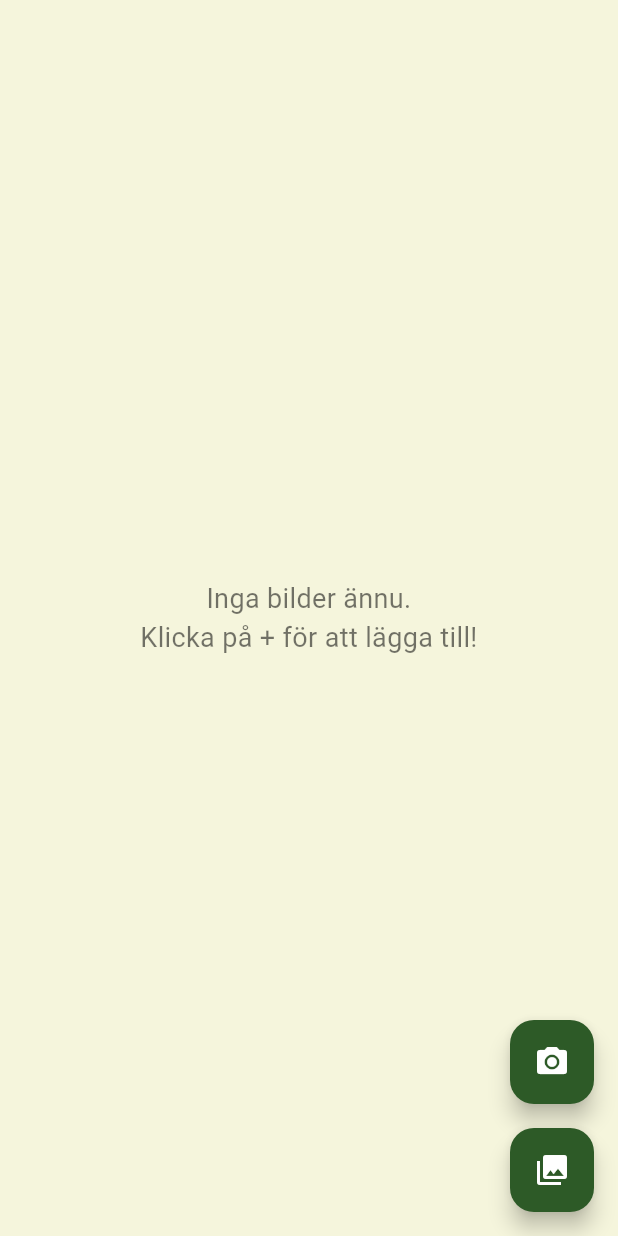
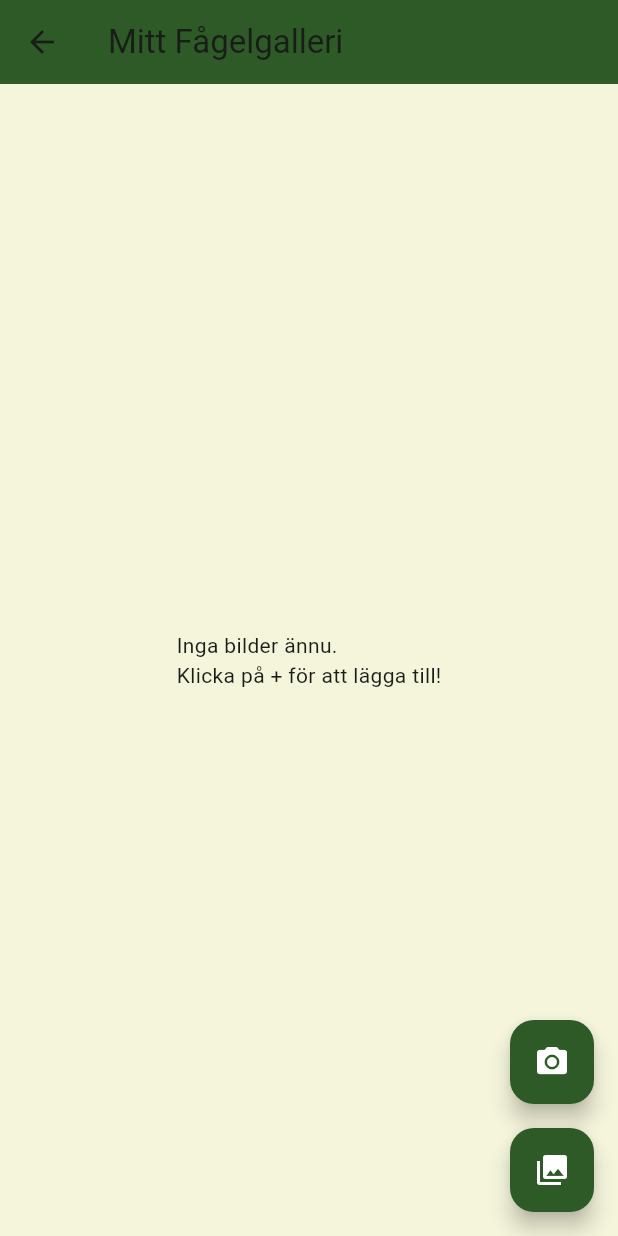
Before and after one commit to buuddaan/WingLog, a Flutter app: the GalleryScreen screen opened directly, after a tap on the "camera alt" icon, on a phone screen of 412 x 824 dp. Run offline on Flutter 3.47's test engine with Material 3 defaults, Android fonts, the phone set to English and light mode, and no system bars; our stand-ins replace audioplayers, camera, google_maps_flutter, image_picker, shared_preferences, web; missing offline and left inert: record; accounts and stored records are empty; network calls fail.

Commit message:
Lagt till mer korrekt galleri med kommunikation mot backend

```diff
--- a/frontend/lib/screens/gallery_screen.dart
+++ b/frontend/lib/screens/gallery_screen.dart
@@ -1,6 +1,25 @@
 import 'dart:io';
 import 'package:flutter/material.dart';
 import 'package:image_picker/image_picker.dart';
+import 'package:http/http.dart' as http;
+import 'dart:convert';
+import 'package:flutter/foundation.dart' show kIsWeb;
+import '../services/token_service.dart';
+
+//enkel modell för att hålla reda på bildens URL och vilken fågelart (mapp) den tillhör
+class BirdPhoto {
+  final String imageUrl;
+  final String birdSpecies;
+
+  BirdPhoto({required this.imageUrl, required this.birdSpecies});
+
+  factory BirdPhoto.fromJson(Map<String, dynamic> json) {
+    return BirdPhoto(
+      imageUrl: json['imageUrl'],
+      birdSpecies: json['birdSpecies'],
+    );
+  }
+}
 
 class GalleryScreen extends StatefulWidget {
   const GalleryScreen({super.key});
@@ -10,91 +29,218 @@ class GalleryScreen extends StatefulWidget {
 }
 
 class _GalleryScreenState extends State<GalleryScreen> {
-  // Lista för att hålla våra valda/tagna bilder temporärt
-  final List<File> _imageFiles = [];
+  // Istället för 'File', sparar nu 'BirdPhoto' objekt som hämtas från databasen
+  List<BirdPhoto> _photos = [];
+  bool _isLoading = true;
 
-  // Instans av image_picker för att prata med telefonens galleri
   final ImagePicker _picker = ImagePicker();
 
-  // --- FUNKTION: Hämta bild från telefonens galleri ---
-  Future<void> _pickImageFromGallery() async {
+  // URL till photo-service via API Gateway
+  final String _baseUrl = 'http://localhost:8080/gateway/photos';
+
+  @override
+  void initState() {
+    super.initState();
+    _fetchPhotos(); // Ladda bilderna direkt när skärmen öppnas
+  }
+
+  // HÄMTA ALLA BILDER FRÅN BACKEND ---
+  Future<void> _fetchPhotos() async {
+    setState(() => _isLoading = true);
     try {
-      final XFile? pickedFile = await _picker.pickImage(
-        source: ImageSource.gallery,
-        imageQuality: 80, // Komprimerar bilden lite för att spara minne
+      final token = await TokenService.getToken();
+      final response = await http.get(
+        Uri.parse('$_baseUrl/my-photos'),
+        headers: {
+          'Authorization': 'Bearer $token',
+          'Content-Type': 'application/json',
+        },
       );
 
-      if (pickedFile != null) {
+      if (response.statusCode == 200) {
+        final List<dynamic> data = jsonDecode(response.body);
         setState(() {
-          _imageFiles.add(File(pickedFile.path));
+          _photos = data.map((json) => BirdPhoto.fromJson(json)).toList();
         });
-
-        // TODO för framtiden:
-        // Här kan du skicka bilden till din Spring Boot 'photo-service' via ett http.post-anrop!
+      } else {
+        debugPrint("Kunde inte hämta bilder. Status: ${response.statusCode}");
       }
     } catch (e) {
-      debugPrint("Ett fel uppstod när bilden skulle hämtas: $e");
+      debugPrint("Fel vid hämtning av bilder: $e");
+    } finally {
+      setState(() => _isLoading = false);
     }
   }
 
-  // --- FUNKTION: Hämta bild från kameran direkt (Extra) ---
-  Future<void> _takePicture() async {
-    try {
-      final XFile? photo = await _picker.pickImage(
-        source: ImageSource.camera,
-        imageQuality: 80,
+  // LADDA UPP EN BILD TILL BACKEND ---
+  Future<void> _uploadPhoto(String imagePath, String species) async {
+    // Visa en laddningsindikator medan bilden skickas
+    ScaffoldMessenger.of(context).showSnackBar(
+      const SnackBar(content: Text('Laddar upp bild...')),
     );
 
-      if (photo != null) {
-        setState(() {
-          _imageFiles.add(File(photo.path));
-        });
+    try {
+      final token = await TokenService.getToken();
+      var request = http.MultipartRequest('POST', Uri.parse('$_baseUrl/upload'));
+
+      // Lägg till token för säkerhet?
+      request.headers['Authorization'] = 'Bearer $token';
+
+      // Bifoga "mapp-namnet" (fågelarten) som text
+      request.fields['birdSpecies'] = species;
+
+      // Bifoga själva bildfilen (Koden skiljer sig lite för Web vs Mac/Mobil)
+      if (kIsWeb) {
+        // På webben måste vi skicka bytes
+        // (Kräver 'package:http/http.dart' och att XFile läses som bytes)
+        // Notera: Detta är en förenkling, webbuppladdning kan kräva en Uint8List
+        // request.files.add(await http.MultipartFile.fromPath('file', imagePath)); Häslningar från gemini
+      } else {
+        // På Mac/Android/iOS ska detta funka fint tror jag
+        request.files.add(await http.MultipartFile.fromPath('file', imagePath));
+      }
+
+      // Skicka anropet
+      var streamedResponse = await request.send();
+      var response = await http.Response.fromStream(streamedResponse);
+
+      if (response.statusCode == 200 || response.statusCode == 201) {
+        // Uppdatera galleriet när uppladdning är klar
+        _fetchPhotos();
+        if(mounted) {
+          ScaffoldMessenger.of(context).showSnackBar(
+            const SnackBar(content: Text('Bild uppladdad!')),
+          );
+        }
+      } else {
+        throw Exception('Uppladdning misslyckades. Status: ${response.statusCode}');
       }
     } catch (e) {
-      debugPrint("Ett fel uppstod med kameran: $e");
+      debugPrint("Fel vid uppladdning: $e");
+    }
+  }
+
+  // DIALOG FÖR ATT ANGE FÅGELART (MAPP) ---
+  // Denna popup visas direkt efter att man valt en bild
+  Future<void> _askForSpeciesAndUpload(String imagePath) async {
+    String species = '';
+    return showDialog<void>(
+      context: context,
+      barrierDismissible: false, // Tvinga användaren att svara eller avbryta
+      builder: (BuildContext dialogContext) {
+        return AlertDialog(
+          title: const Text('Vilken fågel är detta?'),
+          content: TextField(
+            onChanged: (value) => species = value,
+            decoration: const InputDecoration(hintText: "T.ex. Koltrast"),
+          ),
+          actions: <Widget>[
+            TextButton(
+              child: const Text('Avbryt'),
+              onPressed: () => Navigator.of(dialogContext).pop(),
+            ),
+            TextButton(
+              child: const Text('Spara och Ladda upp'),
+              onPressed: () {
+                Navigator.of(dialogContext).pop();
+                if (species.isNotEmpty) {
+                  _uploadPhoto(imagePath, species);
+                }
+              },
+            ),
+          ],
+        );
+      },
+    );
+  }
+
+  // KNAPP-FUNKTIONER
+  Future<void> _pickImageFromGallery() async {
+    final XFile? pickedFile = await _picker.pickImage(source: ImageSource.gallery, imageQuality: 80);
+    if (pickedFile != null && mounted) {
+      // Istället för att bara spara i minnet, fråga om arten och laddar upp!
+      _askForSpeciesAndUpload(pickedFile.path);
+    }
+  }
+
+  Future<void> _takePicture() async {
+    final XFile? photo = await _picker.pickImage(source: ImageSource.camera, imageQuality: 80);
+    if (photo != null && mounted) {
+      _askForSpeciesAndUpload(photo.path);
     }
   }
 
   @override
   Widget build(BuildContext context) {
+    //GRUPPERA BILDER EFTER FÅGELART FÖR ATT SKAPA "MAPPAR"
+    // Vi bygger en Map där nyckeln är fågelarten, och värdet är en lista med bilder
+    Map<String, List<BirdPhoto>> groupedPhotos = {};
+    for (var photo in _photos) {
+      if (!groupedPhotos.containsKey(photo.birdSpecies)) {
+        groupedPhotos[photo.birdSpecies] = [];
+      }
+      groupedPhotos[photo.birdSpecies]!.add(photo);
+    }
+
     return Scaffold(
       backgroundColor: const Color(0xFFF5F5DC),
+      appBar: AppBar(
+        title: const Text('Mitt Fågelgalleri'),
+        backgroundColor: const Color(0xFF2D5A27),
+      ),
+      body: _isLoading
+          ? const Center(child: CircularProgressIndicator())
+          : groupedPhotos.isEmpty
+          ? const Center(child: Text('Inga bilder ännu.\nKlicka på + för att lägga till!'))
+          : ListView.builder(
+        padding: const EdgeInsets.all(8),
+        itemCount: groupedPhotos.keys.length,
+        itemBuilder: (context, index) {
+          String species = groupedPhotos.keys.elementAt(index);
+          List<BirdPhoto> photosForSpecies = groupedPhotos[species]!;
 
-      body: _imageFiles.isEmpty
-          ? const Center(
+          // Skapa en "Mapp" för varje art
+          return Column(
+            crossAxisAlignment: CrossAxisAlignment.start,
+            children: [
+              Padding(
+                padding: const EdgeInsets.symmetric(vertical: 8.0),
                 child: Text(
-          'Inga bilder ännu.\nKlicka på + för att lägga till!',
-          textAlign: TextAlign.center,
-          style: TextStyle(fontSize: 18, color: Colors.black54),
+                  species, // Fågelartens namn som rubrik (Mappen)
+                  style: const TextStyle(fontSize: 20, fontWeight: FontWeight.bold, color: Color(0xFF2D5A27)),
                 ),
-      )
-          : Padding(
-        padding: const EdgeInsets.all(8.0),
-        // GridView skapar ett snyggt rutnät av bilderna
-        child: GridView.builder(
-          gridDelegate: const SliverGridDelegateWithFixedCrossAxisCount(
-            crossAxisCount: 3, // 3 bilder per rad
-            crossAxisSpacing: 8, // Mellanrum i sidled
-            mainAxisSpacing: 8, // Mellanrum i höjdled
               ),
-          itemCount: _imageFiles.length,
-          itemBuilder: (context, index) {
-            return ClipRRect(
+              SizedBox(
+                height: 120, // Höjd på rullistan för denna fågel
+                child: ListView.builder(
+                  scrollDirection: Axis.horizontal,
+                  itemCount: photosForSpecies.length,
+                  itemBuilder: (context, photoIndex) {
+                    return Padding(
+                      padding: const EdgeInsets.only(right: 8.0),
+                      child: ClipRRect(
                         borderRadius: BorderRadius.circular(8.0),
-              child: Image.file(
-                _imageFiles[index],
-                fit: BoxFit.cover, // Fyller rutan snyggt
+                        child: Image.network(
+                          photosForSpecies[photoIndex].imageUrl, // ladda från URL!
+                          width: 120,
+                          fit: BoxFit.cover,
+                        ),
                       ),
                     );
                   },
                 ),
               ),
-      // Knappar nere i hörnet för att lägga till bilder
+              const Divider(),
+            ],
+          );
+        },
+      ),
+
       floatingActionButton: Column(
         mainAxisAlignment: MainAxisAlignment.end,
         children: [
           FloatingActionButton(
-            heroTag: "btn_camera", // Behövs om man har flera FABs på samma skärm
+            heroTag: "btn_camera",
             onPressed: _takePicture,
             backgroundColor: const Color(0xFF2D5A27),
             child: const Icon(Icons.camera_alt, color: Colors.white),
--- a/frontend/pubspec.yaml
+++ b/frontend/pubspec.yaml
@@ -32,7 +32,7 @@ dependencies:
     sdk: flutter
   camera: ^0.12.0+1
   http: ^1.2.0
-  google_sign_in: 6.1.6
+  google_sign_in: ^7.2.0
   shared_preferences: ^2.2.2
 
   # The following adds the Cupertino Icons font to your application.
@@ -45,7 +45,7 @@ dependencies:
   web: any
   image_picker: ^1.2.1
   google_maps_flutter: ^2.9.0
-  geolocator: ^13.0.0
+  geolocator: ^14.0.2
 dev_dependencies:
   flutter_test:
     sdk: flutter
```
Also changed, not shown: frontend/pubspec.lock, 9 other files. Lines whose indentation alone changed are shown as unchanged.
